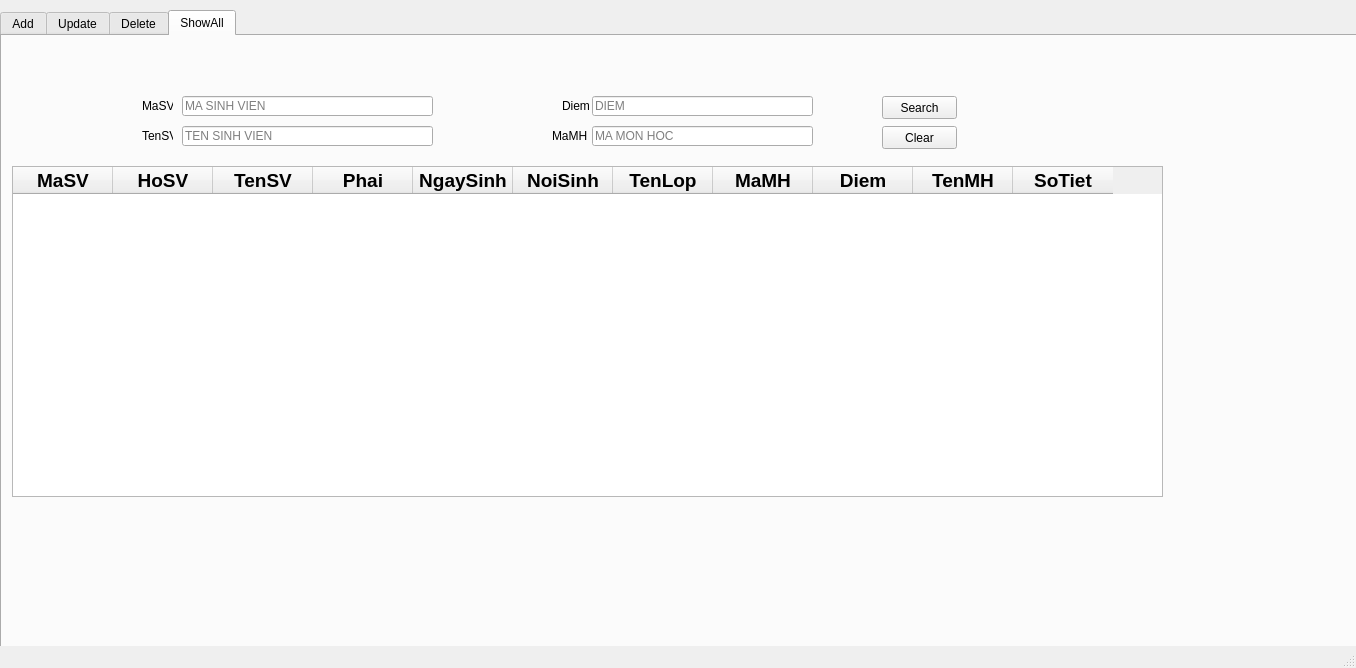
huynhngoanhthai/python_project, file app/view/Student.ui: the form before one commit.
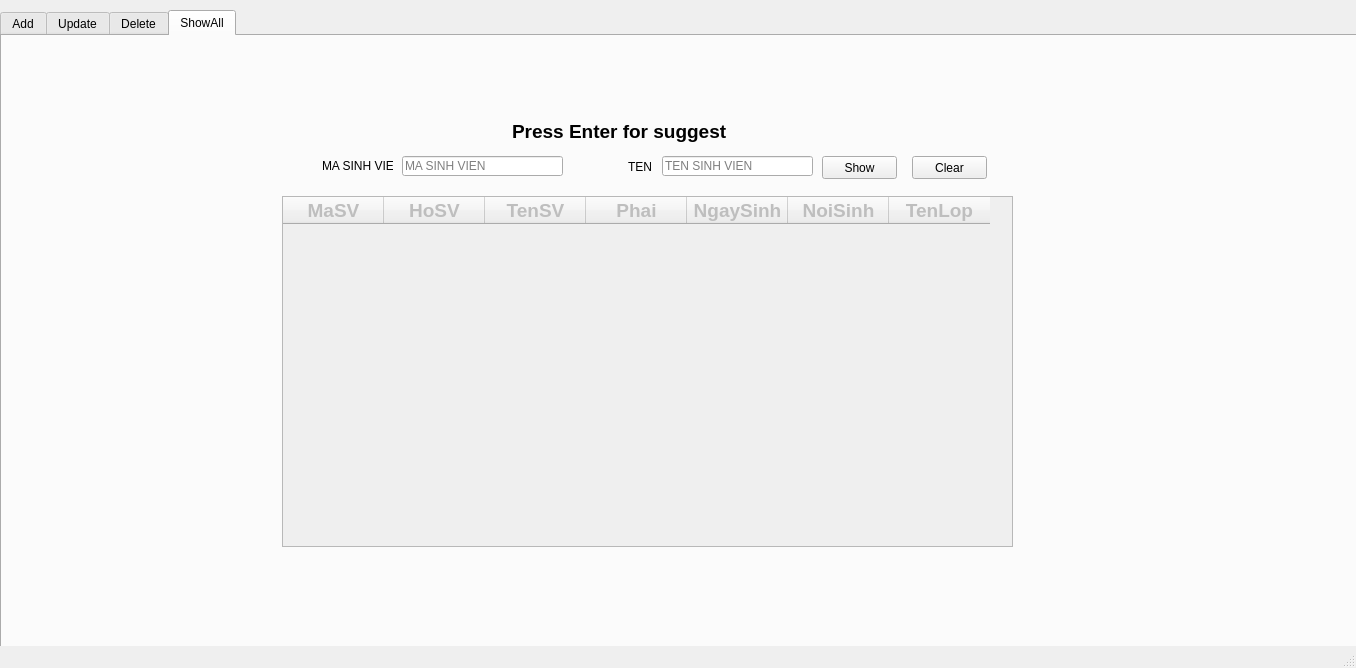
The form after the commit.

Commit message: Delete and ShowAll Students

Patch:
```diff
--- a/app/view/Student.ui
+++ b/app/view/Student.ui
@@ -970,208 +970,231 @@
      <attribute name="title">
       <string>ShowAll</string>
      </attribute>
-     <widget class="QLineEdit" name="QLineSAMaSV">
-      <property name="geometry">
-       <rect>
-        <x>180</x>
-        <y>60</y>
-        <width>251</width>
-        <height>20</height>
-       </rect>
-      </property>
-      <property name="placeholderText">
-       <string>MA SINH VIEN</string>
-      </property>
-     </widget>
-     <widget class="QTableWidget" name="QTableShowAll">
-      <property name="geometry">
-       <rect>
-        <x>10</x>
-        <y>130</y>
-        <width>1151</width>
-        <height>331</height>
-       </rect>
-      </property>
-      <property name="font">
-       <font>
-        <pointsize>14</pointsize>
-        <weight>75</weight>
-        <bold>true</bold>
-       </font>
-      </property>
-      <column>
-       <property name="text">
-        <string>MaSV</string>
-       </property>
-      </column>
-      <column>
-       <property name="text">
-        <string>HoSV</string>
-       </property>
-      </column>
-      <column>
-       <property name="text">
-        <string>TenSV</string>
-       </property>
-      </column>
-      <column>
-       <property name="text">
-        <string>Phai</string>
-       </property>
-      </column>
-      <column>
-       <property name="text">
-        <string>NgaySinh</string>
-       </property>
-      </column>
-      <column>
-       <property name="text">
-        <string>NoiSinh</string>
-       </property>
-      </column>
-      <column>
-       <property name="text">
-        <string>TenLop</string>
-       </property>
-      </column>
-      <column>
-       <property name="text">
-        <string>MaMH</string>
-       </property>
-      </column>
-      <column>
-       <property name="text">
-        <string>Diem</string>
-       </property>
-      </column>
-      <column>
-       <property name="text">
-        <string>TenMH</string>
-       </property>
-      </column>
-      <column>
-       <property name="text">
-        <string>SoTiet</string>
-       </property>
-      </column>
-     </widget>
-     <widget class="QLineEdit" name="QLineSATenSV">
-      <property name="geometry">
-       <rect>
-        <x>180</x>
-        <y>90</y>
-        <width>251</width>
-        <height>20</height>
-       </rect>
-      </property>
-      <property name="placeholderText">
-       <string>TEN SINH VIEN</string>
-      </property>
-     </widget>
-     <widget class="QLineEdit" name="QLineSADiem">
-      <property name="geometry">
-       <rect>
-        <x>590</x>
-        <y>60</y>
-        <width>221</width>
-        <height>20</height>
-       </rect>
-      </property>
-      <property name="placeholderText">
-       <string>DIEM </string>
-      </property>
-     </widget>
-     <widget class="QLineEdit" name="QLineSAMaMH">
-      <property name="geometry">
-       <rect>
-        <x>590</x>
-        <y>90</y>
-        <width>221</width>
-        <height>20</height>
-       </rect>
-      </property>
-      <property name="placeholderText">
-       <string>MA MON HOC</string>
-      </property>
-     </widget>
-     <widget class="QPushButton" name="ButtonSASearch">
-      <property name="geometry">
-       <rect>
-        <x>880</x>
-        <y>60</y>
-        <width>75</width>
-        <height>23</height>
-       </rect>
-      </property>
-      <property name="text">
-       <string>Search</string>
-      </property>
-     </widget>
-     <widget class="QPushButton" name="ButtonSAClear">
-      <property name="geometry">
-       <rect>
-        <x>880</x>
-        <y>90</y>
-        <width>75</width>
-        <height>23</height>
-       </rect>
-      </property>
-      <property name="text">
-       <string>Clear</string>
-      </property>
-     </widget>
      <widget class="QLabel" name="label_14">
       <property name="geometry">
        <rect>
-        <x>140</x>
-        <y>60</y>
-        <width>31</width>
+        <x>320</x>
+        <y>120</y>
+        <width>71</width>
         <height>20</height>
        </rect>
       </property>
       <property name="text">
-       <string>MaSV</string>
+       <string>MA SINH VIEN</string>
       </property>
      </widget>
      <widget class="QLabel" name="label_15">
       <property name="geometry">
        <rect>
-        <x>140</x>
-        <y>90</y>
+        <x>626</x>
+        <y>120</y>
         <width>31</width>
-        <height>20</height>
+        <height>21</height>
        </rect>
       </property>
       <property name="text">
-       <string>TenSV</string>
+       <string>TEN</string>
       </property>
      </widget>
      <widget class="QLabel" name="label_16">
       <property name="geometry">
        <rect>
-        <x>560</x>
-        <y>60</y>
-        <width>31</width>
-        <height>20</height>
+        <x>510</x>
+        <y>80</y>
+        <width>281</width>
+        <height>31</height>
        </rect>
       </property>
+      <property name="font">
+       <font>
+        <pointsize>14</pointsize>
+        <weight>75</weight>
+        <bold>true</bold>
+       </font>
+      </property>
       <property name="text">
-       <string>Diem</string>
+       <string>Press Enter for suggest</string>
       </property>
      </widget>
-     <widget class="QLabel" name="label_17">
+     <widget class="QLineEdit" name="QLineSAMaSV">
       <property name="geometry">
        <rect>
-        <x>550</x>
-        <y>90</y>
-        <width>41</width>
+        <x>400</x>
+        <y>120</y>
+        <width>161</width>
         <height>20</height>
        </rect>
       </property>
+      <property name="placeholderText">
+       <string>MA SINH VIEN</string>
+      </property>
+     </widget>
+     <widget class="QLineEdit" name="QLineSATenSV">
+      <property name="geometry">
+       <rect>
+        <x>660</x>
+        <y>120</y>
+        <width>151</width>
+        <height>20</height>
+       </rect>
+      </property>
+      <property name="dragEnabled">
+       <bool>false</bool>
+      </property>
+      <property name="readOnly">
+       <bool>false</bool>
+      </property>
+      <property name="placeholderText">
+       <string>TEN SINH VIEN</string>
+      </property>
+      <property name="cursorMoveStyle">
+       <enum>Qt::LogicalMoveStyle</enum>
+      </property>
+     </widget>
+     <widget class="QPushButton" name="QButtonShowAll">
+      <property name="geometry">
+       <rect>
+        <x>820</x>
+        <y>120</y>
+        <width>75</width>
+        <height>23</height>
+       </rect>
+      </property>
       <property name="text">
-       <string>MaMH</string>
+       <string>Show</string>
       </property>
      </widget>
+     <widget class="QPushButton" name="QButtonSAClear">
+      <property name="geometry">
+       <rect>
+        <x>910</x>
+        <y>120</y>
+        <width>75</width>
+        <height>23</height>
+       </rect>
+      </property>
+      <property name="text">
+       <string>Clear</string>
+      </property>
+     </widget>
+     <widget class="QTableWidget" name="QTableShowAll">
+      <property name="enabled">
+       <bool>false</bool>
+      </property>
+      <property name="geometry">
+       <rect>
+        <x>280</x>
+        <y>160</y>
+        <width>731</width>
+        <height>351</height>
+       </rect>
+      </property>
+      <property name="minimumSize">
+       <size>
+        <width>10</width>
+        <height>20</height>
+       </size>
+      </property>
+      <property name="layoutDirection">
+       <enum>Qt::LeftToRight</enum>
+      </property>
+      <property name="autoScrollMargin">
+       <number>16</number>
+      </property>
+      <attribute name="horizontalHeaderDefaultSectionSize">
+       <number>101</number>
+      </attribute>
+      <attribute name="horizontalHeaderMinimumSectionSize">
+       <number>24</number>
+      </attribute>
+      <attribute name="verticalHeaderDefaultSectionSize">
+       <number>1</number>
+      </attribute>
+      <column>
+       <property name="text">
+        <string>MaSV</string>
+       </property>
+       <property name="font">
+        <font>
+         <pointsize>14</pointsize>
+         <weight>75</weight>
+         <bold>true</bold>
+        </font>
+       </property>
+      </column>
+      <column>
+       <property name="text">
+        <string>HoSV</string>
+       </property>
+       <property name="font">
+        <font>
+         <pointsize>14</pointsize>
+         <weight>75</weight>
+         <bold>true</bold>
+        </font>
+       </property>
+      </column>
+      <column>
+       <property name="text">
+        <string>TenSV</string>
+       </property>
+       <property name="font">
+        <font>
+         <pointsize>14</pointsize>
+         <weight>75</weight>
+         <bold>true</bold>
+        </font>
+       </property>
+      </column>
+      <column>
+       <property name="text">
+        <string>Phai</string>
+       </property>
+       <property name="font">
+        <font>
+         <pointsize>14</pointsize>
+         <weight>75</weight>
+         <bold>true</bold>
+        </font>
+       </property>
+      </column>
+      <column>
+       <property name="text">
+        <string>NgaySinh</string>
+       </property>
+       <property name="font">
+        <font>
+         <pointsize>14</pointsize>
+         <weight>75</weight>
+         <bold>true</bold>
+        </font>
+       </property>
+      </column>
+      <column>
+       <property name="text">
+        <string>NoiSinh</string>
+       </property>
+       <property name="font">
+        <font>
+         <pointsize>14</pointsize>
+         <weight>75</weight>
+         <bold>true</bold>
+        </font>
+       </property>
+      </column>
+      <column>
+       <property name="text">
+        <string>TenLop</string>
+       </property>
+       <property name="font">
+        <font>
+         <pointsize>14</pointsize>
+         <weight>75</weight>
+         <bold>true</bold>
+        </font>
+       </property>
+      </column>
+     </widget>
     </widget>
    </widget>
   </widget>
```
Left out of the diff: 53 changed lines with no effect on the pictures. The commit also changes 7 other files.
